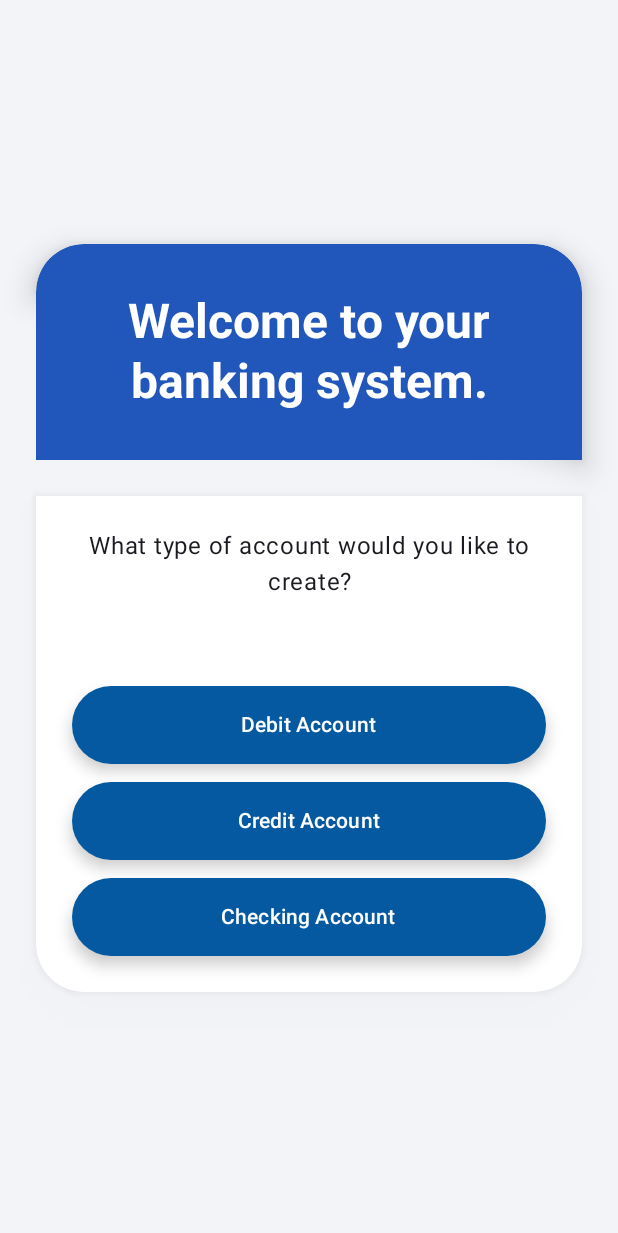
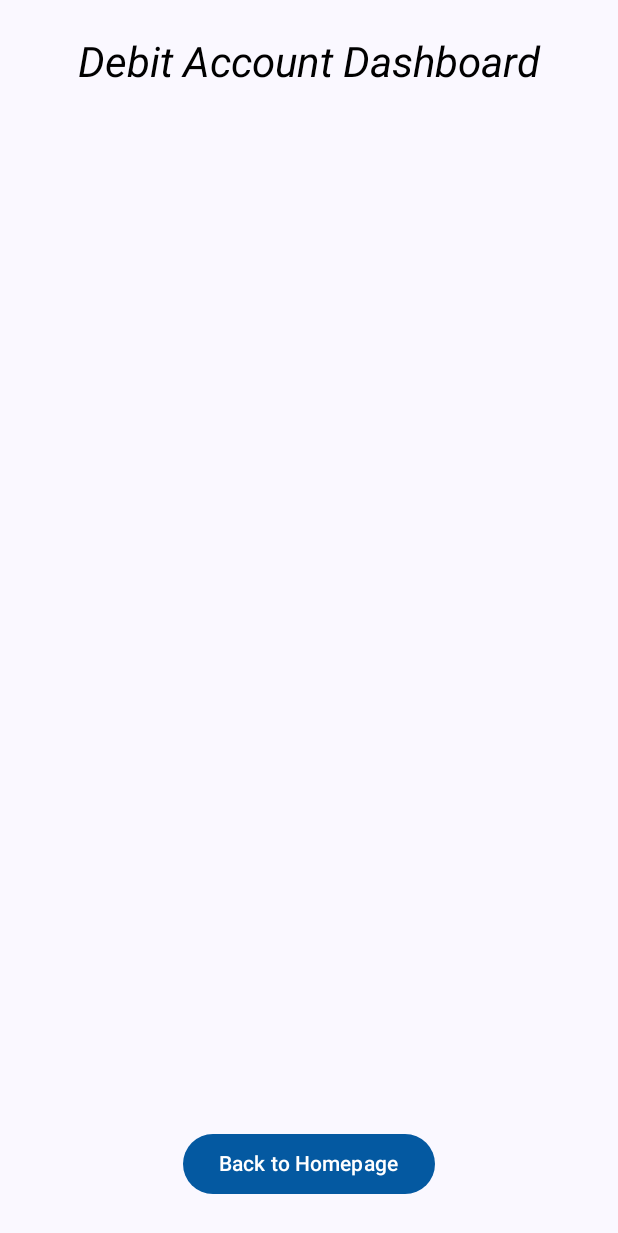
Before and after one commit to VaibhavCode28/BankAccountingProject, an Android app built with Jetpack Compose: the screen it shows after launch (MainActivity), after a tap on "Debit Account", on a phone screen of 412 x 824 dp. Shown: the top 1233 px of the screen. Run offline under Robolectric (Android 15) with nearby library versions, the phone set to English and light mode, and no system bars.

Commit message:
made the 3 different pages for 3 account options and made those options work as buttons to navigate them to respectful page the user will land on & can go back to home on each page :)

```diff
--- a/app/src/main/java/com/example/bankaccountingproject/MainActivity.kt
+++ b/app/src/main/java/com/example/bankaccountingproject/MainActivity.kt
@@ -35,10 +35,9 @@ import androidx.compose.ui.tooling.preview.Preview
 import androidx.compose.ui.unit.dp
 import com.example.bankaccountingproject.ui.theme.BankAccountingProjectTheme
 import com.example.bankaccountingproject.model.AccountType
-import androidx.compose.runtime.getValue
-import androidx.compose.runtime.mutableStateOf
-import androidx.compose.runtime.remember
-import androidx.compose.runtime.setValue
+import com.example.bankaccountingproject.ui.theme.CheckingScreen
+import com.example.bankaccountingproject.ui.theme.CreditScreen
+import com.example.bankaccountingproject.ui.theme.DebitScreen
 
 class MainActivity : ComponentActivity() {
     override fun onCreate(savedInstanceState: Bundle?) {
@@ -62,8 +61,12 @@ class MainActivity : ComponentActivity() {
 fun Greeting (modifier: Modifier = Modifier) {
 
     var accountType by remember { mutableStateOf<AccountType?>(null) }
-    val selected = accountType
 
+    when (accountType) {
+        AccountType.DEBIT -> DebitScreen(onBack = { accountType = null })
+        AccountType.CREDIT -> CreditScreen(onBack = { accountType = null })
+        AccountType.CHECKING -> CheckingScreen(onBack = { accountType = null })
+        null -> {
             Column(
                 modifier = modifier
                     .fillMaxSize()
@@ -71,22 +74,18 @@ fun Greeting (modifier: Modifier = Modifier) {
                     .padding(24.dp),
                 horizontalAlignment = Alignment.CenterHorizontally,
                 verticalArrangement = Arrangement.Center
-
             ) {
-
-        //Below is the first welcome text that will be displayed using box.
+                // Below is the first welcome text that will be displayed using box.
                 Box(
                     modifier = Modifier
                         .fillMaxWidth()
                         .shadow(elevation = 12.dp, shape = RoundedCornerShape(topStart = 32.dp, topEnd = 32.dp))
                         .background(
                             color = Color(0xFF2157BB),
-                    shape = RoundedCornerShape(topStart = 32.dp, topEnd = 32.dp))
+                            shape = RoundedCornerShape(topStart = 32.dp, topEnd = 32.dp)
+                        )
                         .padding(horizontal = 24.dp, vertical = 32.dp),
                     contentAlignment = Alignment.Center
-
-
-
                 ) {
                     Text(
                         text = "Welcome to your banking system.",
@@ -94,12 +93,10 @@ fun Greeting (modifier: Modifier = Modifier) {
                         textAlign = TextAlign.Center,
                         fontWeight = FontWeight.Bold,
                         style = MaterialTheme.typography.headlineLarge,
-
                     )
                 }
-        Spacer(modifier = Modifier.height(24.dp))
 
-        //Below is the second text that will be displayed using column
+                // Below is the second text that will be displayed using column
                 Column(
                     modifier = Modifier
                         .fillMaxWidth()
@@ -107,23 +104,18 @@ fun Greeting (modifier: Modifier = Modifier) {
                         .background(Color.White, shape = RoundedCornerShape(bottomStart = 32.dp, bottomEnd = 32.dp))
                         .padding(24.dp),
                     horizontalAlignment = Alignment.CenterHorizontally
-        )
-
-    {
+                ) {
                     Text(
                         text = "What type of account would you like to create?",
                         textAlign = TextAlign.Center,
                         style = MaterialTheme.typography.bodyLarge,
-
                     )
 
                     Spacer(modifier = Modifier.height(60.dp))
 
-        //Following are three options for account creation.
-
-        //Using buttons to make that functionable
-
-        AccountButton("Debit Account") {accountType = AccountType.DEBIT }
+                    // Following are three options for account creation.
+                    // Using buttons to make that functionable
+                    AccountButton("Debit Account") { accountType = AccountType.DEBIT }
 
                     Spacer(modifier = Modifier.height(12.dp))
 
@@ -133,9 +125,8 @@ fun Greeting (modifier: Modifier = Modifier) {
 
                     AccountButton("Checking Account") { accountType = AccountType.CHECKING }
                 }
-
-
-
+            }
+        }
     }
 }
 
@@ -151,7 +142,8 @@ fun AccountButton(text: String, onClick: () -> Unit) {
         colors = ButtonDefaults.buttonColors(
             containerColor = Color(0xFF0459A1),
             contentColor = Color.White
-        ),
+        )
+        ,
         elevation = ButtonDefaults.buttonElevation(
             defaultElevation = 6.dp,
             pressedElevation = 2.dp
--- /dev/null
+++ b/app/src/main/java/com/example/bankaccountingproject/ui/theme/DebitScreen.kt
@@ -0,0 +1,52 @@
+package com.example.bankaccountingproject.ui.theme
+
+
+import android.R
+import androidx.compose.foundation.layout.*
+import androidx.compose.foundation.layout.Arrangement
+import androidx.compose.material3.*
+import androidx.compose.runtime.Composable
+import androidx.compose.ui.Alignment
+import androidx.compose.ui.Modifier
+import androidx.compose.ui.graphics.Color
+import androidx.compose.ui.tooling.preview.Preview
+import androidx.compose.ui.unit.dp
+
+@Composable
+fun DebitScreen(onBack: () -> Unit) {
+    Column(
+        modifier = Modifier
+            .fillMaxSize()
+            .padding(24.dp),
+        horizontalAlignment = Alignment.CenterHorizontally,
+        verticalArrangement = Arrangement.Top
+    ) {
+        Text(text = "Debit Account Dashboard",
+             style = MaterialTheme.typography.headlineMedium,
+            color = Color.Black,
+            modifier = Modifier.padding(bottom = 24.dp),
+            fontStyle = androidx.compose.ui.text.font.FontStyle.Italic
+            )
+
+        Spacer(modifier = Modifier.weight(1f))
+
+        Button(onClick = onBack,
+            colors = ButtonDefaults.buttonColors(
+                contentColor = Color.White,
+                containerColor = Color(0xFF0459A1)
+            )) {
+            Text("Back to Homepage")
+
+        }
+    }
+}
+
+@Preview(showBackground = true, showSystemUi = true)
+@Composable
+fun DebitScreenPreview() {
+    BankAccountingProjectTheme {
+        DebitScreen(
+            onBack = {}
+        )
+    }
+}
```
Also changed, not shown: app/src/main/java/com/example/bankaccountingproject/ui/theme/CheckingScreen.kt (added, +45 -0 lines), app/src/main/java/com/example/bankaccountingproject/ui/theme/CreditScreen.kt (added, +45 -0 lines). Lines whose indentation alone changed are shown as unchanged.
